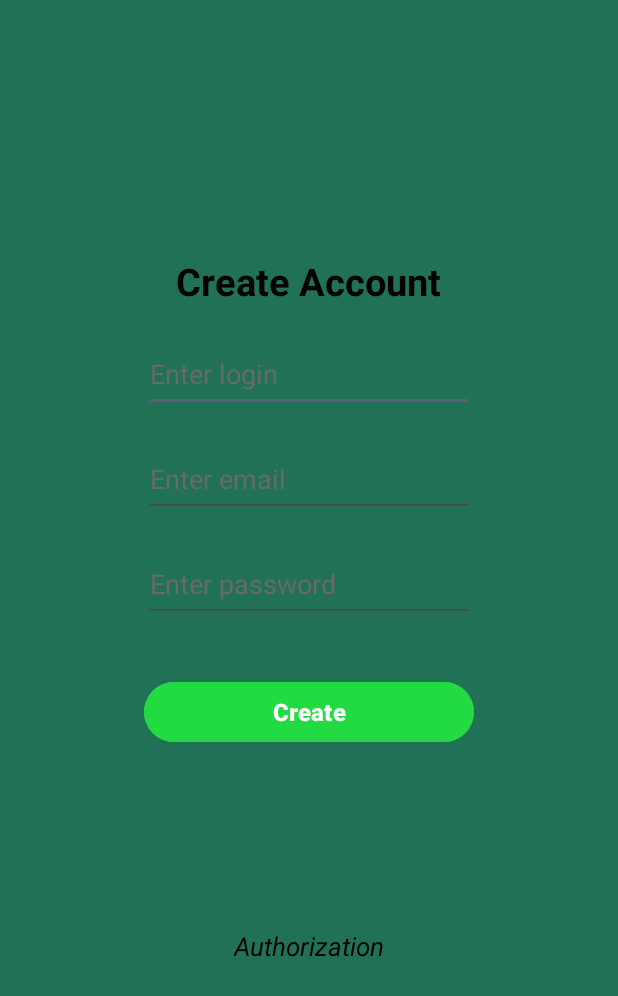
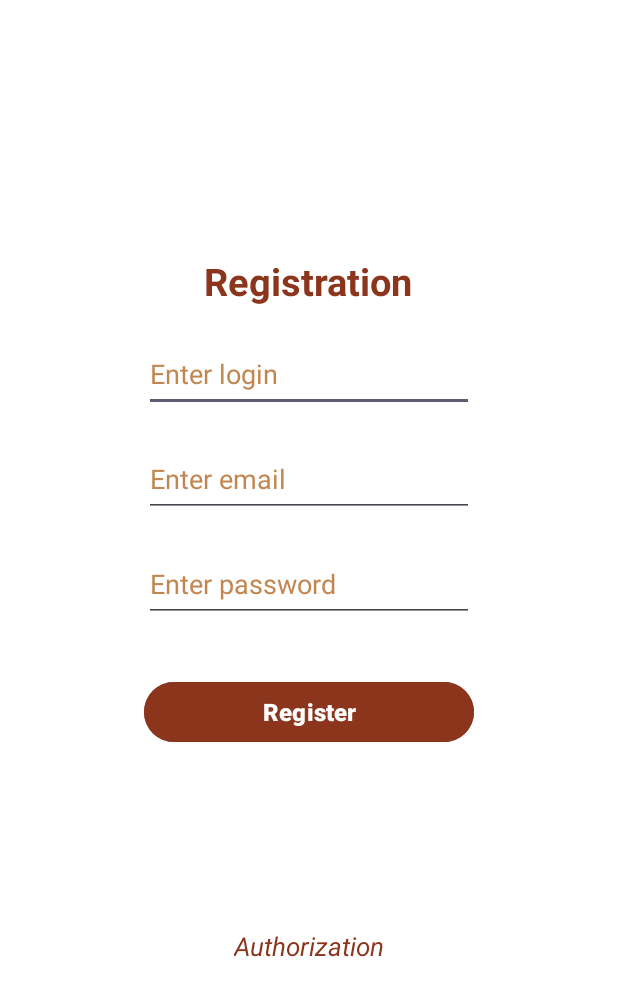
Before and after one commit to BekaBratan/CoffeeTeam_2.0, an Android app: the screen it shows after launch (MainActivity), on a phone screen of 412 x 824 dp. Shown: the top 996 px of the screen. Run offline under Robolectric (Android 15) with nearby library versions, the phone set to English and light mode, and no system bars.

Commit message:
Design and color, text layouts changes

```diff
--- a/app/src/main/AndroidManifest.xml
+++ b/app/src/main/AndroidManifest.xml
@@ -17,6 +17,9 @@
         android:theme="@style/Theme.CoffeeProject"
         tools:targetApi="31">
         <activity
+            android:name=".CoffeeActivity"
+            android:exported="false" />
+        <activity
             android:name=".CoffeesActivity"
             android:exported="false" />
         <activity
--- a/app/src/main/res/layout/activity_main.xml
+++ b/app/src/main/res/layout/activity_main.xml
@@ -1,19 +1,18 @@
 <?xml version="1.0" encoding="utf-8"?>
 <LinearLayout xmlns:android="http://schemas.android.com/apk/res/android"
-    xmlns:app="http://schemas.android.com/apk/res-auto"
     xmlns:tools="http://schemas.android.com/tools"
     android:layout_width="match_parent"
     android:layout_height="match_parent"
     tools:context=".MainActivity"
-    android:background="#207155"
+    android:background="@color/background"
     android:orientation="vertical">
 
     <TextView
         android:id="@+id/main_label"
         android:layout_width="wrap_content"
         android:layout_height="wrap_content"
-        android:text="Create Account"
-        android:textColor="#000000"
+        android:text="@string/registration"
+        android:textColor="@color/button"
         android:layout_gravity="center"
         android:layout_marginTop="170dp"
         android:textSize="25sp"
@@ -25,11 +24,11 @@
         android:layout_height="50dp"
         android:layout_marginTop="20dp"
         android:ems="10"
-        android:hint="Enter login"
-        android:textColorHint="#6a6a6a"
+        android:hint="@string/enter_login"
+        android:textColorHint="@color/card"
         android:inputType="text"
         android:layout_gravity="center"
-        android:textColor="#000000"/>
+        android:textColor="@color/button"/>
 
     <EditText
         android:id="@+id/user_email"
@@ -37,11 +36,11 @@
         android:layout_height="50dp"
         android:layout_marginTop="20dp"
         android:ems="10"
-        android:hint="Enter email"
-        android:textColorHint="#6a6a6a"
+        android:hint="@string/enter_email"
+        android:textColorHint="@color/card"
         android:inputType="textEmailAddress"
         android:layout_gravity="center"
-        android:textColor="#000000"/>
+        android:textColor="@color/button"/>
 
     <EditText
         android:id="@+id/user_pass"
@@ -49,31 +48,31 @@
         android:layout_height="50dp"
         android:layout_marginTop="20dp"
         android:ems="10"
-        android:hint="Enter password"
-        android:textColorHint="#6a6a6a"
+        android:hint="@string/enter_pass"
+        android:textColorHint="@color/card"
         android:inputType="textPassword"
         android:layout_gravity="center"
-        android:textColor="#000000"/>
+        android:textColor="@color/button"/>
 
     <Button
         android:id="@+id/button_reg"
         android:layout_width="220dp"
         android:layout_height="wrap_content"
         android:layout_marginTop="36dp"
-        android:text="Create"
+        android:text="@string/register"
         android:textSize="16sp"
-        android:textColor="#FFFFFF"
+        android:textColor="@color/white"
         android:textStyle="bold"
         android:layout_gravity="center"
-        android:backgroundTint="#22DA41"
+        android:backgroundTint="@color/button"
         />
 
     <TextView
         android:id="@+id/link_to_auth"
         android:layout_width="wrap_content"
         android:layout_height="wrap_content"
-        android:text="Authorization"
-        android:textColor="#000000"
+        android:text="@string/authorization"
+        android:textColor="@color/button"
         android:layout_gravity="center"
         android:layout_marginTop="120dp"
         android:textSize="17sp"
--- a/app/src/main/res/values/colors.xml
+++ b/app/src/main/res/values/colors.xml
@@ -2,4 +2,10 @@
 <resources>
     <color name="black">#FF000000</color>
     <color name="white">#FFFFFFFF</color>
+    <color name="grey">#FFF4D2</color>
+    <color name="background">#FFFFFF</color>
+    <color name="card">#C28751</color>
+    <color name="cream">#FDE9AA</color>
+    <color name="button">#8B351D</color>
+    <color name="brown">#2D1B09</color>
 </resources>
--- a/app/src/main/res/values/strings.xml
+++ b/app/src/main/res/values/strings.xml
@@ -1,3 +1,13 @@
 <resources>
     <string name="app_name">CoffeeProject</string>
+    <string name="authorization">Authorization</string>
+    <string name="authorize">Authorize</string>
+    <string name="registration">Registration</string>
+    <string name="register">Register</string>
+    <string name="enter_login">Enter login</string>
+    <string name="enter_email">Enter email</string>
+    <string name="enter_pass">Enter password</string>
+    <string name="titleCoffee">Coffees</string>
+    <string name="example">Example</string>
+
 </resources>
```
Also changed, not shown: app/src/main/java/com/example/coffeeproject/CoffeeActivity.kt (added, +11 -0 lines), app/src/main/res/drawable/shape.xml (added, +21 -0 lines), app/src/main/res/layout/activity_auth.xml (+14 -15 lines), app/src/main/res/layout/activity_coffee.xml (added, +11 -0 lines), app/src/main/res/layout/activity_coffees.xml (+7 -8 lines), app/src/main/res/layout/coffee_in_list.xml (+33 -17 lines).
